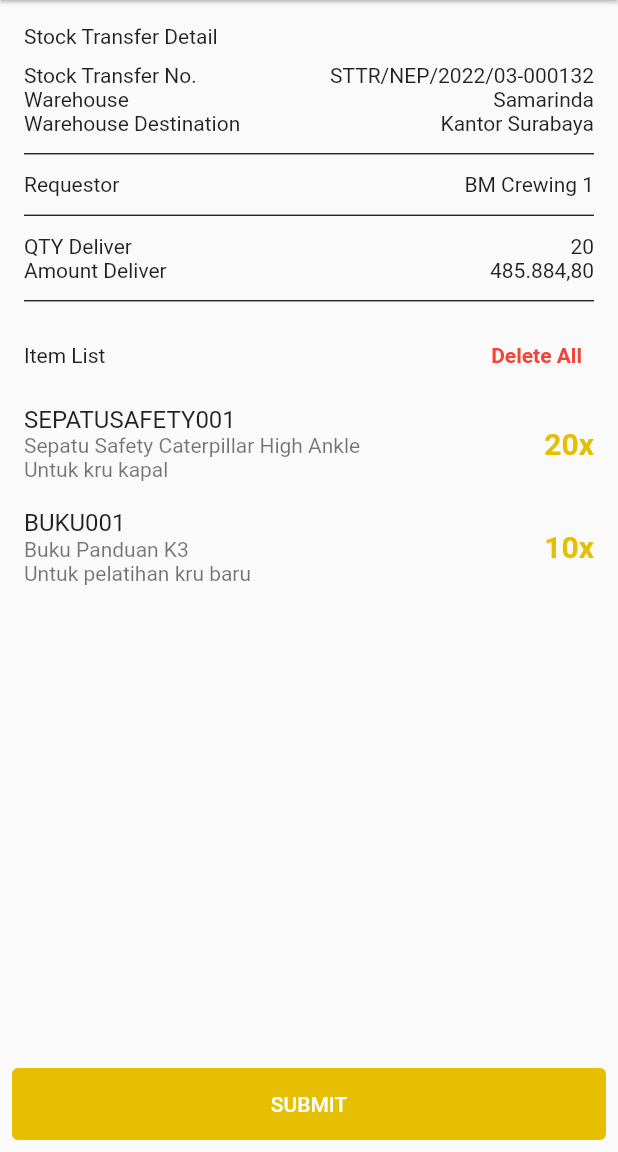
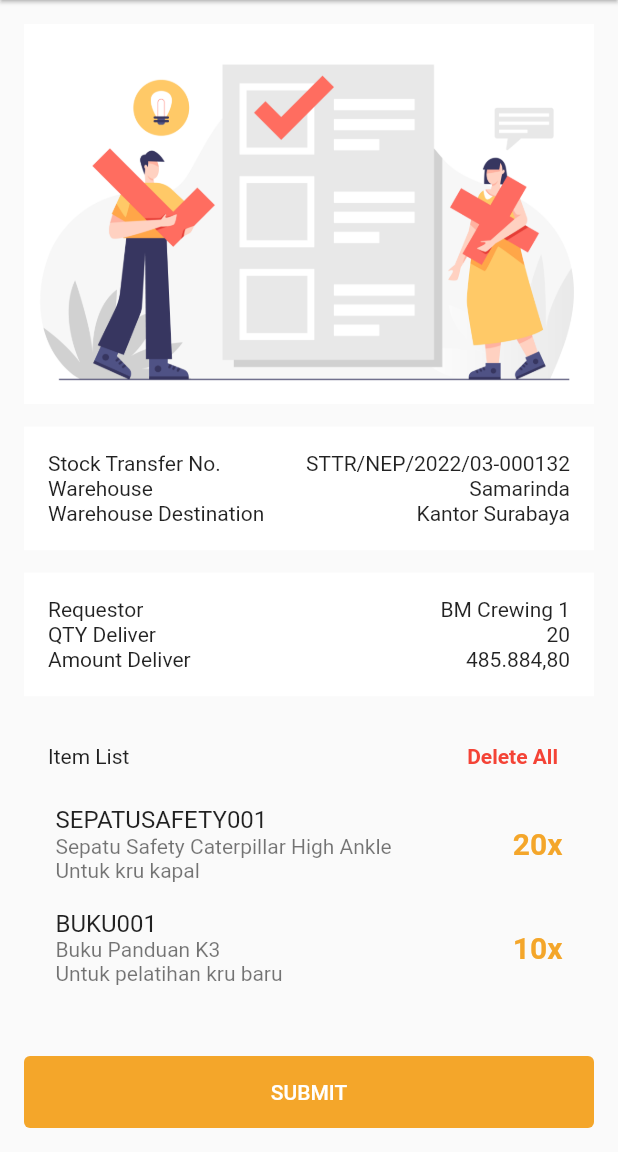
Before and after one commit to daydream410/v2rp, a Flutter app: the StockTransfer2 screen opened directly, after a tap on "Load Data", after a tap on "SAVE DATA", on a phone screen of 412 x 824 dp, the part 84-1236 px from its top. Run offline on Flutter 3.47's test engine with Material 2 defaults, Android fonts, the phone set to English and light mode, and no system bars; drawn by our look-alikes of flutter_slidable; our stand-ins replace animated_splash_screen, cached_network_image, curved_navigation_bar, get, hexcolor, image_picker and 3 more; missing offline and left inert: mobile_scanner; accounts and stored records are empty; network calls fail.

Commit message:
st new ui

```diff
--- a/lib/BE/controller.dart
+++ b/lib/BE/controller.dart
@@ -48,4 +48,8 @@ class TextControllers extends GetxController {
   //sm
   Rx<TextEditingController> smReffController = TextEditingController().obs;
   Rx<TextEditingController> smWhController = TextEditingController().obs;
+
+  //st
+  Rx<TextEditingController> stReffController = TextEditingController().obs;
+  Rx<TextEditingController> stWhController = TextEditingController().obs;
 }
--- a/lib/FE/ST/detail_st.dart
+++ b/lib/FE/ST/detail_st.dart
@@ -140,7 +140,7 @@ class _AddDetailSTState extends State<AddDetailST> {
                     child: TextButton(
                       style: TextButton.styleFrom(
                         padding: const EdgeInsets.all(8.0),
-                        backgroundColor: HexColor('#E6BF00'),
+                        backgroundColor: HexColor('#F4A62A'),
                       ),
                       onPressed: () {
                         Navigator.of(context).pop();
--- a/lib/FE/ST/stock_transfer2.dart
+++ b/lib/FE/ST/stock_transfer2.dart
@@ -7,7 +7,10 @@ import 'package:flutter/services.dart';
 import 'package:get/get.dart';
 import 'package:hexcolor/hexcolor.dart';
 import 'package:v2rp1/FE/ST/detail_st.dart';
+import 'package:v2rp1/FE/ST/stock_transfer.dart';
 import 'package:v2rp1/FE/ST/stock_transfer3.dart';
+
+import '../../BE/controller.dart';
 
 class StockTransfer2 extends StatefulWidget {
   const StockTransfer2({Key? key}) : super(key: key);
@@ -18,8 +21,7 @@ class StockTransfer2 extends StatefulWidget {
 
 class _StockTransfer2State extends State<StockTransfer2> {
   bool isVisible = false;
-  final controllerReff = TextEditingController();
-  final controllerWh = TextEditingController();
+  static TextControllers textControllers = Get.put(TextControllers());
 
   @override
   Widget build(BuildContext context) {
@@ -28,7 +30,7 @@ class _StockTransfer2State extends State<StockTransfer2> {
         showDialog(
           context: context,
           builder: (context) => AlertDialog(
-            title: const Text('Are u sure?'),
+            title: const Text('Are You sure?'),
             content: const Text('Do you want to exit the App?'),
             actions: [
               TextButton(
@@ -54,11 +56,7 @@ class _StockTransfer2State extends State<StockTransfer2> {
           leading: IconButton(
             icon: const Icon(Icons.arrow_back),
             onPressed: () {
-              // Navigator.push(
-              //   context,
-              //   MaterialPageRoute(builder: (context) => const StockTransfer()),
-              // );
-              Get.to(StockTransfer3());
+              Get.to(StockTransfer());
             },
           ),
         ),
@@ -69,34 +67,34 @@ class _StockTransfer2State extends State<StockTransfer2> {
               child: Column(
                 crossAxisAlignment: CrossAxisAlignment.stretch,
                 children: [
-                  TextField(
-                    controller: controllerWh,
-                    decoration: InputDecoration(
-                      prefixIcon: const Icon(Icons.warehouse),
-                      hintText: 'Warehouse',
-                      border: OutlineInputBorder(
-                          borderRadius: BorderRadius.circular(15),
-                          borderSide: const BorderSide(color: Colors.black)),
-                    ),
-                  ),
-                  const SizedBox(height: 10.0),
                   // TextField(
-                  //   controller: controllerReff,
+                  //   controller: controllerWh,
                   //   decoration: InputDecoration(
-                  //     prefixIcon: const Icon(Icons.article),
-                  //     hintText: 'Reff No.',
+                  //     prefixIcon: const Icon(Icons.warehouse),
+                  //     hintText: 'Warehouse',
                   //     border: OutlineInputBorder(
                   //         borderRadius: BorderRadius.circular(15),
                   //         borderSide: const BorderSide(color: Colors.black)),
                   //   ),
                   // ),
-                  // const SizedBox(height: 10.0),
+                  TextField(
+                    controller: textControllers.smWhController.value,
+                    onSubmitted: (value) {},
+                    decoration: InputDecoration(
+                      prefixIcon: const Icon(Icons.warehouse),
+                      hintText: 'Warehouse',
+                      border: OutlineInputBorder(
+                          borderRadius: BorderRadius.circular(5),
+                          borderSide: const BorderSide(color: Colors.black)),
+                    ),
+                  ),
+                  const SizedBox(height: 10.0),
                   TextButton(
                     onPressed: () => setState(() => isVisible = !isVisible),
                     child: const Text('Load Data'),
                     style: TextButton.styleFrom(
                       foregroundColor: Colors.white,
-                      backgroundColor: HexColor('#E6BF00'),
+                      backgroundColor: HexColor('#F4A62A'),
                     ),
                   ),
                   Visibility(
@@ -135,7 +133,7 @@ class _StockTransfer2State extends State<StockTransfer2> {
                                 },
                                 child: Text(
                                   "Detail",
-                                  style: TextStyle(color: HexColor("#E6BF00")),
+                                  style: TextStyle(color: HexColor("#F4A62A")),
                                 ),
                               ),
                             ],
@@ -177,7 +175,7 @@ class _StockTransfer2State extends State<StockTransfer2> {
               },
               style: TextButton.styleFrom(
                 foregroundColor: Colors.white,
-                backgroundColor: HexColor('#E6BF00'),
+                backgroundColor: HexColor('#F4A62A'),
               ),
             ),
           ),
--- a/lib/FE/ST/stock_transfer3.dart
+++ b/lib/FE/ST/stock_transfer3.dart
@@ -20,7 +20,7 @@ class StockTransfer3 extends StatelessWidget {
         showDialog(
           context: context,
           builder: (context) => AlertDialog(
-            title: const Text('Are u sure?'),
+            title: const Text('Are You sure?'),
             content: const Text('Do you want to exit the App?'),
             actions: [
               TextButton(
@@ -46,10 +46,6 @@ class StockTransfer3 extends StatelessWidget {
           leading: IconButton(
             icon: const Icon(Icons.arrow_back),
             onPressed: () {
-              // Navigator.push(
-              //   context,
-              //   MaterialPageRoute(builder: (context) => const StockTransfer2()),
-              // );
               Get.to(StockTransfer2());
             },
           ),
@@ -63,72 +59,93 @@ class StockTransfer3 extends StatelessWidget {
                   Column(
                     crossAxisAlignment: CrossAxisAlignment.start,
                     children: [
-                      const Text('Stock Transfer Detail'),
-                      const SizedBox(height: 10.0),
+                      const Image(
+                        image: AssetImage('images/vb_conf.jpg'),
+                      ),
+                      const SizedBox(
+                        height: 15.0,
+                      ),
+                      Container(
+                        width: MediaQuery.of(context).size.width * 1,
+                        height: MediaQuery.of(context).size.height * 0.1,
+                        color: Colors.white,
+                        child: Padding(
+                          padding: const EdgeInsets.all(16.0),
+                          child: Column(
+                            mainAxisAlignment: MainAxisAlignment.spaceAround,
+                            children: [
                               Row(
-                        mainAxisAlignment: MainAxisAlignment.spaceBetween,
+                                mainAxisAlignment:
+                                    MainAxisAlignment.spaceBetween,
                                 children: const [
                                   Text('Stock Transfer No.'),
                                   Text('STTR/NEP/2022/03-000132'),
                                 ],
                               ),
                               Row(
-                        mainAxisAlignment: MainAxisAlignment.spaceBetween,
+                                mainAxisAlignment:
+                                    MainAxisAlignment.spaceBetween,
                                 children: const [
                                   Text('Warehouse'),
                                   Text('Samarinda'),
                                 ],
                               ),
                               Row(
-                        mainAxisAlignment: MainAxisAlignment.spaceBetween,
+                                mainAxisAlignment:
+                                    MainAxisAlignment.spaceBetween,
                                 children: const [
                                   Text('Warehouse Destination'),
                                   Text('Kantor Surabaya'),
                                 ],
                               ),
-                      const Divider(
-                        color: Colors.black,
-                        thickness: 0.8,
-                        height: 25,
+                            ],
                           ),
-                      // Row(
-                      //   mainAxisAlignment: MainAxisAlignment.spaceBetween,
-                      //   children: const [
-                      //     Text('SPPBJ No.'),
-                      //     Text('SPPBJ/2022/03-0003'),
-                      //   ],
-                      // ),
+                        ),
+                      ),
+                      SizedBox(
+                        height: 15,
+                      ),
+                      Container(
+                        width: MediaQuery.of(context).size.width * 1,
+                        height: MediaQuery.of(context).size.height * 0.1,
+                        color: Colors.white,
+                        child: Padding(
+                          padding: const EdgeInsets.all(16.0),
+                          child: Column(
+                            mainAxisAlignment: MainAxisAlignment.spaceAround,
+                            children: [
                               Row(
-                        mainAxisAlignment: MainAxisAlignment.spaceBetween,
+                                mainAxisAlignment:
+                                    MainAxisAlignment.spaceBetween,
                                 children: const [
                                   Text('Requestor'),
                                   Text('BM Crewing 1'),
                                 ],
                               ),
-                      const Divider(
-                        color: Colors.black,
-                        thickness: 0.8,
-                        height: 25,
-                      ),
                               Row(
-                        mainAxisAlignment: MainAxisAlignment.spaceBetween,
+                                mainAxisAlignment:
+                                    MainAxisAlignment.spaceBetween,
                                 children: const [
                                   Text('QTY Deliver'),
                                   Text('20'),
                                 ],
                               ),
                               Row(
-                        mainAxisAlignment: MainAxisAlignment.spaceBetween,
+                                mainAxisAlignment:
+                                    MainAxisAlignment.spaceBetween,
                                 children: const [
                                   Text('Amount Deliver'),
                                   Text('485.884,80'),
                                 ],
                               ),
-                      const Divider(
-                        color: Colors.black,
-                        thickness: 0.8,
-                        height: 25,
+                            ],
                           ),
+                        ),
+                      ),
+                      Padding(
+                        padding: const EdgeInsets.all(16.0),
+                        child: Column(
+                          children: [
                             Row(
                               mainAxisAlignment: MainAxisAlignment.spaceBetween,
                               children: [
@@ -162,20 +179,21 @@ class StockTransfer3 extends StatelessWidget {
                                 ],
                               ),
                               child: ListTile(
-                          contentPadding:
-                              const EdgeInsets.symmetric(vertical: 5.0),
+                                contentPadding: const EdgeInsets.symmetric(
+                                    vertical: 5.0, horizontal: 5.0),
                                 title: const Text('SEPATUSAFETY001'),
                                 subtitle: Column(
                                   crossAxisAlignment: CrossAxisAlignment.start,
                                   children: const [
-                              Text('Sepatu Safety Caterpillar High Ankle'),
+                                    Text(
+                                        'Sepatu Safety Caterpillar High Ankle'),
                                     Text('Untuk kru kapal'),
                                   ],
                                 ),
                                 trailing: Text(
                                   '20x',
                                   style: TextStyle(
-                              color: HexColor('#E6BF00'),
+                                    color: HexColor('#F4A62A'),
                                     fontSize: 20.0,
                                     fontWeight: FontWeight.w600,
                                   ),
@@ -201,8 +219,8 @@ class StockTransfer3 extends StatelessWidget {
                                 ],
                               ),
                               child: ListTile(
-                          contentPadding:
-                              const EdgeInsets.symmetric(vertical: 5.0),
+                                contentPadding: const EdgeInsets.symmetric(
+                                    vertical: 5.0, horizontal: 5.0),
                                 title: const Text('BUKU001'),
                                 subtitle: Column(
                                   crossAxisAlignment: CrossAxisAlignment.start,
@@ -214,12 +232,15 @@ class StockTransfer3 extends StatelessWidget {
                                 trailing: Text(
                                   '10x',
                                   style: TextStyle(
-                              color: HexColor('#E6BF00'),
+                                    color: HexColor('#F4A62A'),
                                     fontSize: 20.0,
                                     fontWeight: FontWeight.w600,
                                   ),
                                 ),
                                 onTap: () {},
+                              ),
+                            ),
+                          ],
                         ),
                       ),
                     ],
@@ -230,7 +251,7 @@ class StockTransfer3 extends StatelessWidget {
           ),
         ),
         bottomNavigationBar: Padding(
-          padding: const EdgeInsets.all(8.0),
+          padding: const EdgeInsets.all(16.0),
           child: TextButton(
             child: const Padding(
               padding: EdgeInsets.all(8.0),
@@ -241,7 +262,7 @@ class StockTransfer3 extends StatelessWidget {
                   context: context,
                   builder: (BuildContext context) {
                     return CustomDialogBoxST(
-                      title: "SUBMIT DATA SUCCESFUL",
+                      title: "SUCCESSFUL DATA SUBMIT",
                       descriptions: "Stock Transfer No.STTR/NEP/2022/03-000132",
                       text: "Home",
                       home: "OK",
@@ -251,7 +272,7 @@ class StockTransfer3 extends StatelessWidget {
             },
             style: TextButton.styleFrom(
               foregroundColor: Colors.white,
-              backgroundColor: HexColor('#E6BF00'),
+              backgroundColor: HexColor('#F4A62A'),
             ),
           ),
         ),
--- a/lib/FE/mainScreen/home_screen.dart
+++ b/lib/FE/mainScreen/home_screen.dart
@@ -16,6 +16,7 @@ import '../GR/goods_receive.dart';
 import '../IT/internal_transfer.dart';
 import '../OTP/otp2.dart';
 import '../SM/stock_movement.dart';
+import '../ST/stock_transfer.dart';
 
 // ignore: must_be_immutable
 class HomeScreen extends StatelessWidget {
@@ -250,8 +251,8 @@ class HomeScreen extends StatelessWidget {
                                     child: InkWell(
                                       splashColor: Colors.black38,
                                       onTap: () async {
-                                        // Get.to(StockTransfer());
-                                        Get.to(MaintenanceScreen());
+                                        Get.to(StockTransfer());
+                                        // Get.to(MaintenanceScreen());
                                       },
                                     ),
                                   ),
```
Also changed, not shown: lib/FE/ST/stock_transfer.dart (+17 -36 lines). Lines whose indentation alone changed are shown as unchanged.
